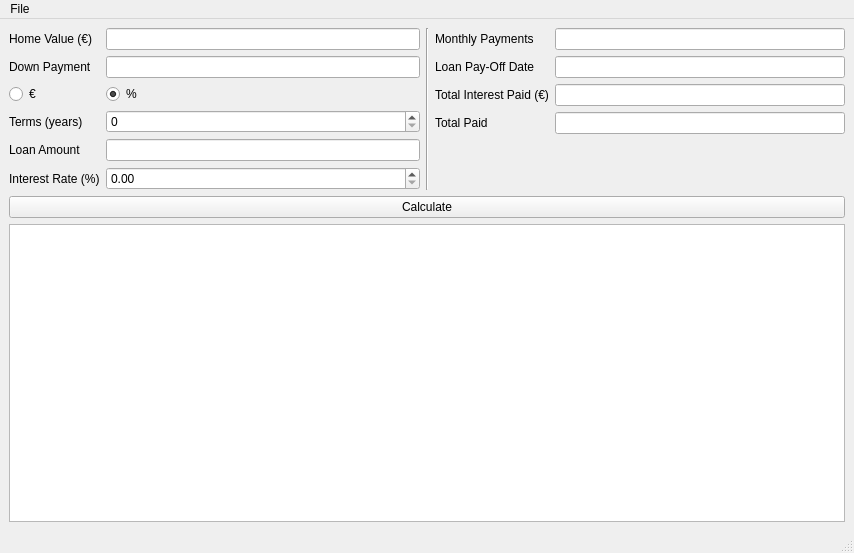
Before: the Qt Designer form ui/app.ui in davidfarrugia/pyqt-home-loan, drawn with Qt 5.
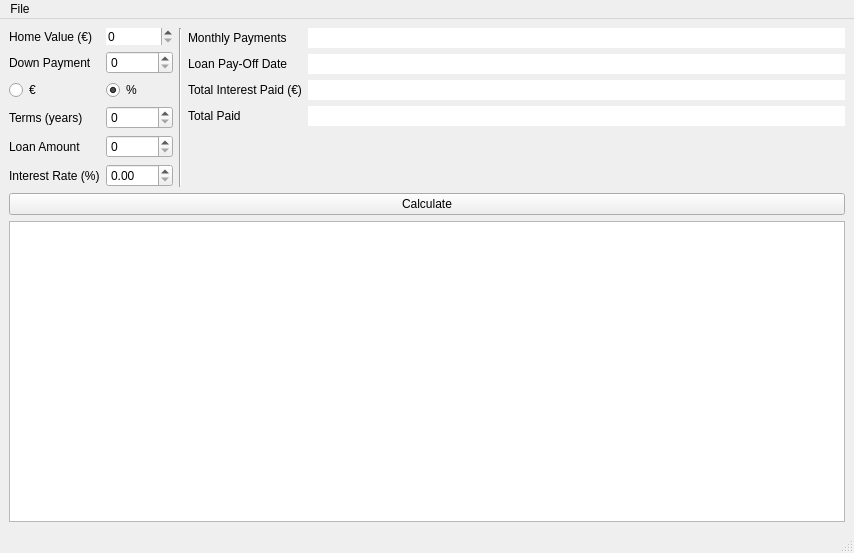
After: the same form once the commit is applied.

Commit message: added on_click for the calculate button and logic to dynamically update the loan amount field

Diff of the .ui file:
```diff
--- a/ui/app.ui
+++ b/ui/app.ui
@@ -28,9 +28,6 @@
             </property>
            </widget>
           </item>
-          <item row="0" column="1">
-           <widget class="QLineEdit" name="home_value"/>
-          </item>
           <item row="1" column="0">
            <widget class="QLabel" name="label_2">
             <property name="text">
@@ -38,9 +35,6 @@
             </property>
            </widget>
           </item>
-          <item row="1" column="1">
-           <widget class="QLineEdit" name="down_payment"/>
-          </item>
           <item row="2" column="0">
            <widget class="QRadioButton" name="radio_euro">
             <property name="text">
@@ -68,9 +62,6 @@
             </property>
            </widget>
           </item>
-          <item row="5" column="1">
-           <widget class="QLineEdit" name="loan_amount"/>
-          </item>
           <item row="6" column="0">
            <widget class="QLabel" name="label_6">
             <property name="text">
@@ -91,6 +82,36 @@
             </property>
            </widget>
           </item>
+          <item row="0" column="1">
+           <widget class="QSpinBox" name="home_value">
+            <property name="frame">
+             <bool>false</bool>
+            </property>
+            <property name="maximum">
+             <number>999999999</number>
+            </property>
+            <property name="singleStep">
+             <number>50000</number>
+            </property>
+           </widget>
+          </item>
+          <item row="5" column="1">
+           <widget class="QSpinBox" name="loan_amount">
+            <property name="maximum">
+             <number>999999999</number>
+            </property>
+            <property name="singleStep">
+             <number>50000</number>
+            </property>
+           </widget>
+          </item>
+          <item row="1" column="1">
+           <widget class="QSpinBox" name="down_payment">
+            <property name="maximum">
+             <number>999999999</number>
+            </property>
+           </widget>
+          </item>
          </layout>
         </item>
         <item>
@@ -114,6 +135,9 @@
             <property name="autoFillBackground">
              <bool>false</bool>
             </property>
+            <property name="frame">
+             <bool>false</bool>
+            </property>
             <property name="readOnly">
              <bool>true</bool>
             </property>
@@ -128,6 +152,12 @@
           </item>
           <item row="2" column="1">
            <widget class="QLineEdit" name="lineEdit_4">
+            <property name="cursor">
+             <cursorShape>ForbiddenCursor</cursorShape>
+            </property>
+            <property name="frame">
+             <bool>false</bool>
+            </property>
             <property name="readOnly">
              <bool>true</bool>
             </property>
@@ -142,6 +172,9 @@
           </item>
           <item row="3" column="1">
            <widget class="QLineEdit" name="lineEdit_6">
+            <property name="frame">
+             <bool>false</bool>
+            </property>
             <property name="readOnly">
              <bool>true</bool>
             </property>
@@ -156,6 +189,9 @@
           </item>
           <item row="4" column="1">
            <widget class="QLineEdit" name="lineEdit_7">
+            <property name="frame">
+             <bool>false</bool>
+            </property>
             <property name="readOnly">
              <bool>true</bool>
             </property>
```
Left out of the diff: 37 changed lines with no effect on the pictures. The commit also changes 4 other files.
